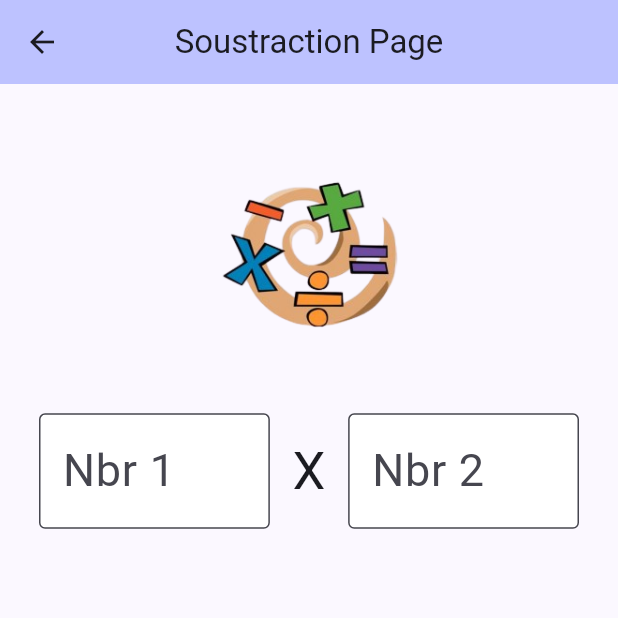
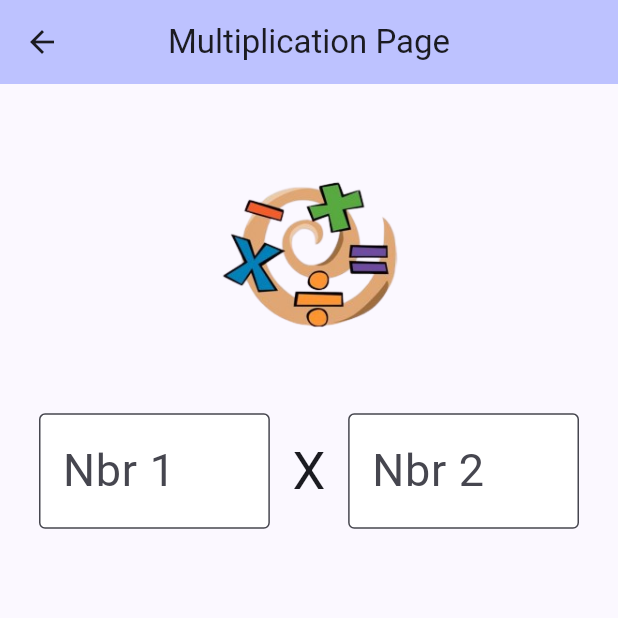
Before and after one commit to tophe-w/flutter_calculatrice, a Flutter app: the screen it shows after launch, after a tap on an icon or button, on a phone screen of 412 x 824 dp, the top half of it. Run offline on Flutter 3.47's test engine with Material 3 defaults, Android fonts, the phone set to English and light mode, and no system bars.

Commit message:
Mise en place de l'historique

```diff
--- a/lib/main.dart
+++ b/lib/main.dart
@@ -1,13 +1,21 @@
 import 'package:flutter/material.dart';
+import 'package:provider/provider.dart';
 import 'package:flutter_102_calculatrice/common/widgets/custom_button.dart';
+import 'package:flutter_102_calculatrice/models/calculation_historique.dart';
 import 'package:flutter_102_calculatrice/pages/addition_page.dart';
 import 'package:flutter_102_calculatrice/pages/animated_page.dart';
 import 'package:flutter_102_calculatrice/pages/division_page.dart';
+import 'package:flutter_102_calculatrice/pages/historique_page.dart';
 import 'package:flutter_102_calculatrice/pages/multiplication_page.dart';
 import 'package:flutter_102_calculatrice/pages/soustraction_page.dart';
 
 void main() {
-  runApp(const MyApp());
+  runApp(
+    ChangeNotifierProvider(
+      create: (context) => CalculationHistory(),
+      child: const MyApp(),
+    ),
+  );
 }
 
 class MyApp extends StatelessWidget {
@@ -141,6 +149,21 @@ class _MyHomePageState extends State<MyHomePage> {
                   ],
                 ),
               ],
+            ),
+            const SizedBox(height: 50),
+            InkWell(
+              onTap: () {
+                Navigator.push(
+                  context,
+                  MaterialPageRoute(builder: (context) => HistoriquePage()),
+                );
+              },
+              child: const Text(
+                'Historique',
+                style: TextStyle(
+                  fontSize: 30,
+                ),
+              ),
             )
           ],
         ),
--- /dev/null
+++ b/lib/models/calculation_historique.dart
@@ -0,0 +1,33 @@
+import 'package:flutter/foundation.dart';
+
+class CalculationHistory with ChangeNotifier {
+  final List<String> _addition = [];
+  final List<String> _soustraction = [];
+  final List<String> _multiplication = [];
+  final List<String> _division = [];
+
+  List<String> get addition => _addition;
+  List<String> get soustraction => _soustraction;
+  List<String> get multiplication => _multiplication;
+  List<String> get division => _division;
+
+  void addAddition(String calculation) {
+    _addition.add(calculation);
+    notifyListeners();
+  }
+
+  void addSoustraction(String calculation) {
+    _soustraction.add(calculation);
+    notifyListeners();
+  }
+
+  void addMultiplication(String calculation) {
+    _multiplication.add(calculation);
+    notifyListeners();
+  }
+
+  void addDivision(String calculation) {
+    _division.add(calculation);
+    notifyListeners();
+  }
+}
--- a/lib/pages/division_page.dart
+++ b/lib/pages/division_page.dart
@@ -1,6 +1,8 @@
 import 'package:flutter/material.dart';
 import 'package:flutter/services.dart';
 import 'package:flutter_102_calculatrice/common/widgets/custom_button.dart';
+import 'package:flutter_102_calculatrice/models/calculation_historique.dart';
+import 'package:provider/provider.dart';
 
 class DivisionPage extends StatefulWidget {
   const DivisionPage({super.key});
@@ -19,6 +21,9 @@ class _DivisionPageState extends State<DivisionPage> {
       double num1 = double.parse(_controller1.text.replaceAll(',', '.'));
       double num2 = double.parse(_controller2.text.replaceAll(',', '.'));
       result = double.parse((num1 / num2).toStringAsFixed(4));
+
+      final history = Provider.of<CalculationHistory>(context, listen: false);
+      history.addDivision("$num1 / $num2 = $result");
     });
   }
 
--- a/lib/pages/multiplication_page.dart
+++ b/lib/pages/multiplication_page.dart
@@ -1,6 +1,8 @@
 import 'package:flutter/material.dart';
 import 'package:flutter/services.dart';
 import 'package:flutter_102_calculatrice/common/widgets/custom_button.dart';
+import 'package:flutter_102_calculatrice/models/calculation_historique.dart';
+import 'package:provider/provider.dart';
 
 class MultiplicationPage extends StatefulWidget {
   const MultiplicationPage({super.key});
@@ -19,6 +21,8 @@ class _MultiplicationPageState extends State<MultiplicationPage> {
       int num1 = int.parse(_controller1.text);
       int num2 = int.parse(_controller2.text);
       result = num1 * num2;
+      final history = Provider.of<CalculationHistory>(context, listen: false);
+      history.addMultiplication("$num1 x $num2 = $result");
     });
   }
 
@@ -35,7 +39,7 @@ class _MultiplicationPageState extends State<MultiplicationPage> {
     return Scaffold(
       appBar: AppBar(
         backgroundColor: Theme.of(context).colorScheme.inversePrimary,
-        title: const Text('Soustraction Page'),
+        title: const Text('Multiplication Page'),
         centerTitle: true,
       ),
       body: Container(
--- a/pubspec.yaml
+++ b/pubspec.yaml
@@ -32,6 +32,7 @@ dependencies:
     sdk: flutter
   cupertino_icons: ^1.0.6
   go_router: ^5.0.0
+  provider: ^6.1.2
 
 dev_dependencies:
   flutter_test:
```
Also changed, not shown: lib/pages/addition_page.dart (+5 -2 lines), lib/pages/historique_page.dart (added, +56 -0 lines), lib/pages/soustraction_page.dart (+7 -1 lines), pubspec.lock.
